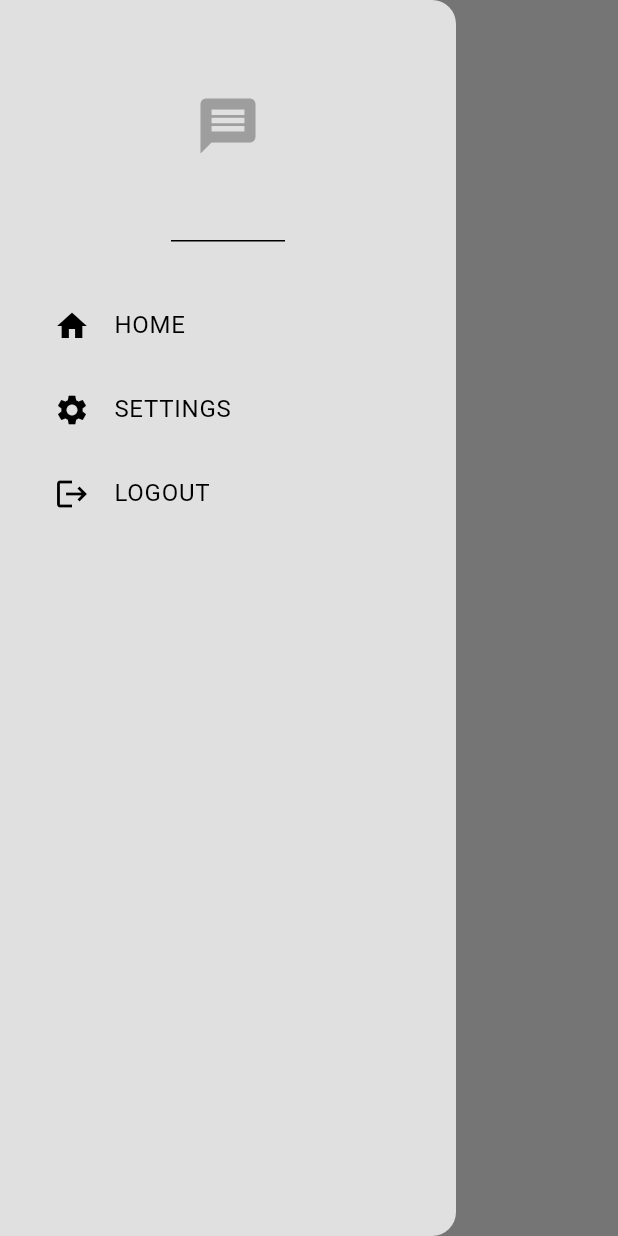
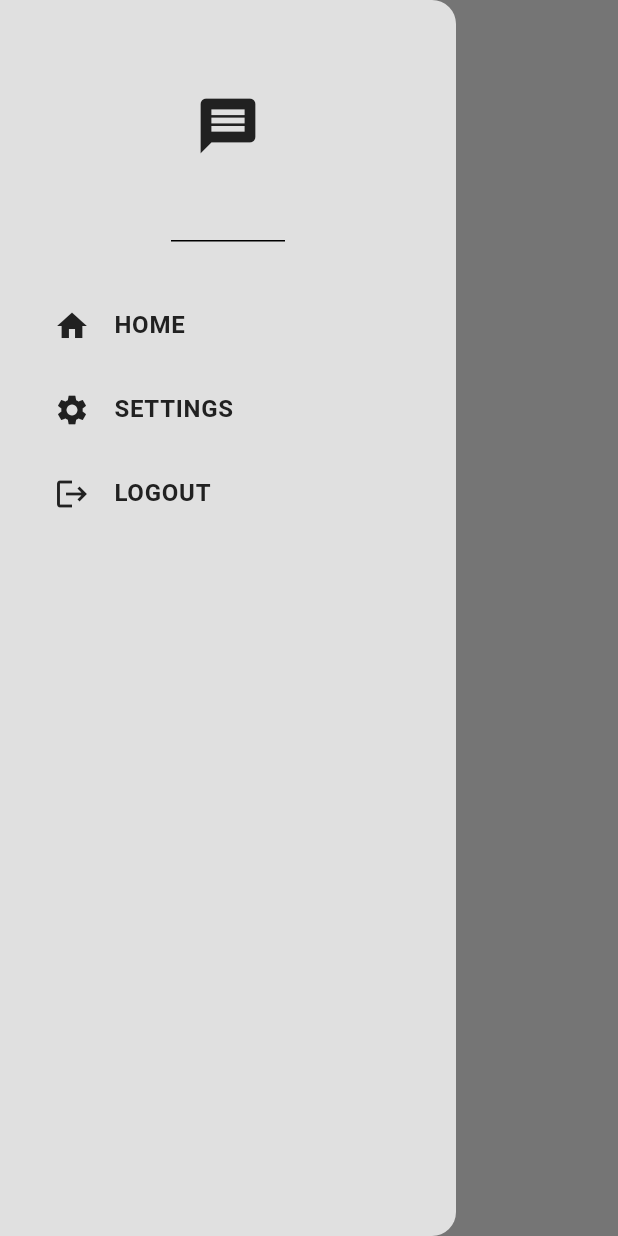
Before and after one commit to 666kurt/Flutter-Chat-App, a Flutter app: the screen it shows once a user with an empty profile is signed in, with the side drawer open, on a phone screen of 412 x 824 dp. Run offline on Flutter 3.47's test engine with Material 3 defaults, Android fonts, the phone set to English and light mode, and no system bars; our stand-ins replace cloud_firestore, firebase_auth, firebase_core; accounts and stored records are empty.

Commit message:
final version

```diff
--- a/lib/main.dart
+++ b/lib/main.dart
@@ -1,13 +1,19 @@
 import 'package:chat_app/firebase_options.dart';
-import 'package:chat_app/themes/light_theme.dart';
+import 'package:chat_app/themes/theme_service.dart';
 import 'package:firebase_core/firebase_core.dart';
 import 'package:flutter/material.dart';
+import 'package:provider/provider.dart';
 import 'service/auth/auth_gate.dart';
 
 void main() async {
   WidgetsFlutterBinding.ensureInitialized();
   await Firebase.initializeApp(options: DefaultFirebaseOptions.currentPlatform);
-  runApp(MyApp());
+  runApp(
+    ChangeNotifierProvider(
+      create: (context) => ThemeService(),
+      child: MyApp(),
+    ),
+  );
 }
 
 class MyApp extends StatelessWidget {
@@ -17,7 +23,7 @@ class MyApp extends StatelessWidget {
   Widget build(BuildContext context) {
     return MaterialApp(
       debugShowCheckedModeBanner: false,
-      theme: lightMode,
+      theme: Provider.of<ThemeService>(context).themeData,
       home: AuthGate(),
     );
   }
--- a/lib/pages/home_page.dart
+++ b/lib/pages/home_page.dart
@@ -16,6 +16,8 @@ class HomePage extends StatelessWidget {
     return Scaffold(
       appBar: AppBar(
         title: Text('HomePage'),
+        backgroundColor: Colors.transparent,
+        foregroundColor: Theme.of(context).colorScheme.inversePrimary,
       ),
       drawer: CustomDrawer(),
       body: _buildUserList(),
@@ -45,6 +47,7 @@ class HomePage extends StatelessWidget {
   }
 
   Widget _buildUserItem(Map<String, dynamic> userData, BuildContext context) {
+    if (userData['email'] != _authService.getCurrentUser()!.email) {
       return UserTile(
         text: userData['email'],
         onTap: () {
@@ -59,5 +62,8 @@ class HomePage extends StatelessWidget {
           );
         },
       );
+    } else {
+      return Container();
     }
   }
+}
--- /dev/null
+++ b/lib/themes/dark_theme.dart
@@ -0,0 +1,11 @@
+import 'package:flutter/material.dart';
+
+ThemeData darkMode = ThemeData(
+  colorScheme: ColorScheme.light(
+    primary: Colors.grey.shade600,
+    background: Colors.grey.shade900,
+    secondary: Colors.grey.shade700,
+    tertiary: Colors.grey.shade800,
+    inversePrimary: Colors.grey.shade300,
+  ),
+);
--- /dev/null
+++ b/lib/themes/theme_service.dart
@@ -0,0 +1,23 @@
+import 'package:chat_app/themes/light_theme.dart';
+import 'package:flutter/material.dart';
+import 'dark_theme.dart';
+
+class ThemeService extends ChangeNotifier {
+  ThemeData _themeData = lightMode;
+
+  ThemeData get themeData => _themeData;
+  bool get isDarkMode => _themeData == darkMode;
+
+  set themeData(ThemeData themeData) {
+    _themeData = themeData;
+    notifyListeners();
+  }
+
+  void toggleTheme() {
+    if (_themeData == lightMode) {
+      themeData = darkMode;
+    } else {
+      themeData = lightMode;
+    }
+  }
+}
--- a/lib/widgets/custom_drawer.dart
+++ b/lib/widgets/custom_drawer.dart
@@ -21,7 +21,7 @@ class CustomDrawer extends StatelessWidget {
           DrawerHeader(
             child: Icon(
               Icons.message,
-              color: Theme.of(context).colorScheme.primary,
+              color: Theme.of(context).colorScheme.inversePrimary,
               size: 44,
             ),
           ),
@@ -30,8 +30,17 @@ class CustomDrawer extends StatelessWidget {
           Padding(
             padding: const EdgeInsets.only(left: 20, top: 20),
             child: ListTile(
-              leading: Icon(Icons.home),
-              title: Text("Home".toUpperCase()),
+              leading: Icon(
+                Icons.home,
+                color: Theme.of(context).colorScheme.inversePrimary,
+              ),
+              title: Text(
+                "Home".toUpperCase(),
+                style: TextStyle(
+                  color: Theme.of(context).colorScheme.inversePrimary,
+                  fontWeight: FontWeight.bold,
+                ),
+              ),
               onTap: () {
                 Navigator.pop(context);
               },
@@ -42,8 +51,17 @@ class CustomDrawer extends StatelessWidget {
           Padding(
             padding: const EdgeInsets.symmetric(horizontal: 20),
             child: ListTile(
-              leading: Icon(Icons.settings),
-              title: Text("Settings".toUpperCase()),
+              leading: Icon(
+                Icons.settings,
+                color: Theme.of(context).colorScheme.inversePrimary,
+              ),
+              title: Text(
+                "Settings".toUpperCase(),
+                style: TextStyle(
+                  color: Theme.of(context).colorScheme.inversePrimary,
+                  fontWeight: FontWeight.bold,
+                ),
+              ),
               onTap: () {
                 Navigator.pop(context);
                 Navigator.push(
@@ -60,8 +78,17 @@ class CustomDrawer extends StatelessWidget {
           Padding(
             padding: const EdgeInsets.symmetric(horizontal: 20),
             child: ListTile(
-              leading: Icon(Icons.logout),
-              title: Text("Logout".toUpperCase()),
+              leading: Icon(
+                Icons.logout,
+                color: Theme.of(context).colorScheme.inversePrimary,
+              ),
+              title: Text(
+                "Logout".toUpperCase(),
+                style: TextStyle(
+                  color: Theme.of(context).colorScheme.inversePrimary,
+                  fontWeight: FontWeight.bold,
+                ),
+              ),
               onTap: logOut,
             ),
           )
--- a/pubspec.yaml
+++ b/pubspec.yaml
@@ -38,6 +38,7 @@ dependencies:
   firebase_core: ^2.30.1
   firebase_auth: ^4.19.4
   cloud_firestore: ^4.17.2
+  provider: ^6.1.2
 
 dev_dependencies:
   flutter_test:
```
Also changed, not shown: lib/pages/chat_page.dart (+23 -4 lines), lib/pages/settings_page.dart (+32 -0 lines), lib/service/chat/chat_service.dart (+6 -2 lines), lib/widgets/chat_bubble.dart (added, +27 -0 lines), lib/widgets/user_tile.dart (+11 -2 lines), pubspec.lock. Lines whose indentation alone changed are shown as unchanged.
